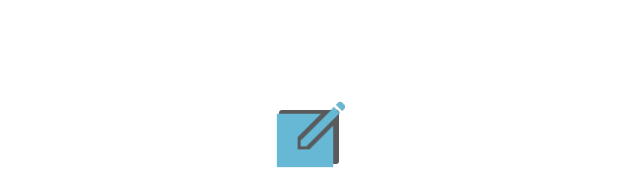
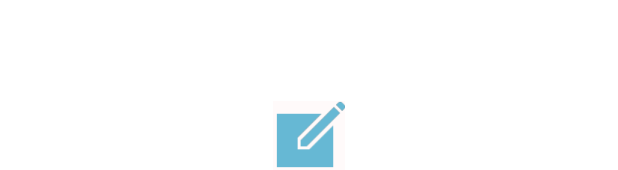
Before and after one commit to jind5182/PKU-Map, an Android app: the layout event_content.xml on its own in the app's theme, with its tools: preview values and no code run, on a phone screen of 412 x 824 dp. Shown: the part 1063-1233 px from the top of the screen. Run offline under Robolectric (Android 15) with nearby library versions, the phone set to English and light mode, and no system bars.

Commit message:
add a different marker

```diff
--- a/app/src/main/java/com/example/macpro/pku_map/MyFragment1.java
+++ b/app/src/main/java/com/example/macpro/pku_map/MyFragment1.java
@@ -369,6 +369,10 @@ public class MyFragment1 extends Fragment {
                             Bundle bundle = new Bundle();
                             bundle.putInt("index", i);
                             LatLng point = new LatLng(eventList[i].locationY, eventList[i].locationX);
+                            if (eventList[i].locationID >= 0)
+                                bitmap = BitmapDescriptorFactory.fromResource(R.mipmap.icon_gcoding2);
+                            else
+                                bitmap = BitmapDescriptorFactory.fromResource(R.mipmap.icon_gcoding);
                             OverlayOptions option = new MarkerOptions()
                                     .position(point)
                                     .icon(bitmap)
--- a/app/src/main/res/layout/event_content.xml
+++ b/app/src/main/res/layout/event_content.xml
@@ -148,6 +148,7 @@
 
     <ImageButton
         android:id="@+id/newComment"
+        android:background="@color/bg_white"
         android:layout_width="48dp"
         android:layout_height="48dp"
         android:layout_alignParentBottom="true"
```
Also changed, not shown: app/src/main/res/mipmap-xhdpi/icon_gcoding2.png (added).
